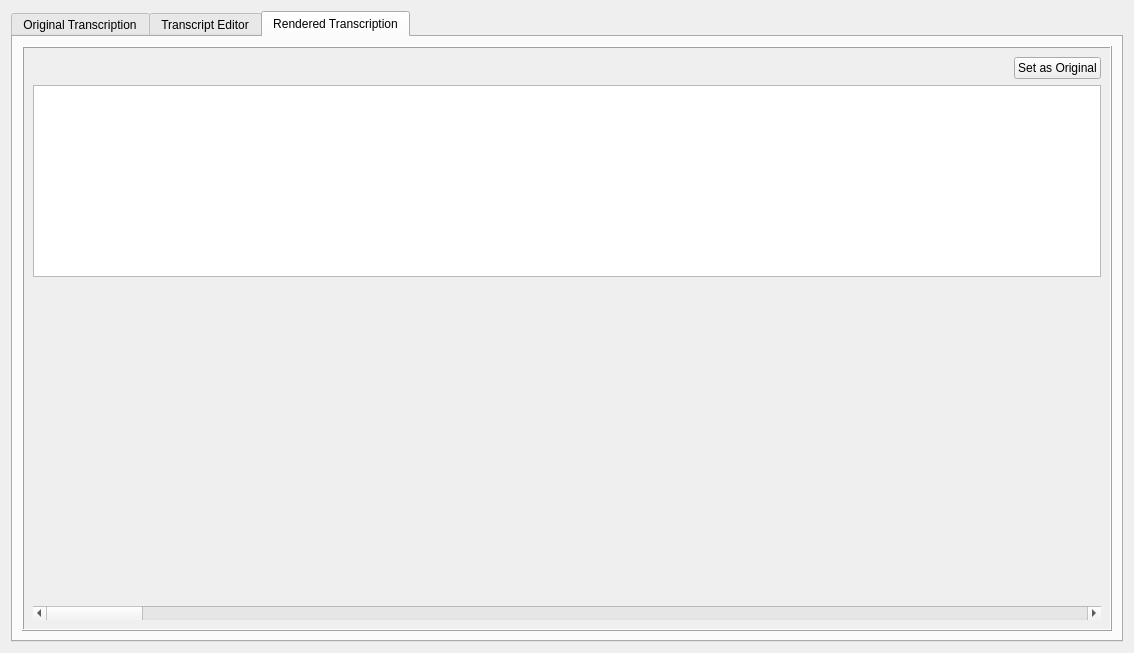
Before: the Qt Designer form UserInterface/GUI.ui in ElliotCouvignou/ECE445, drawn with Qt 5.
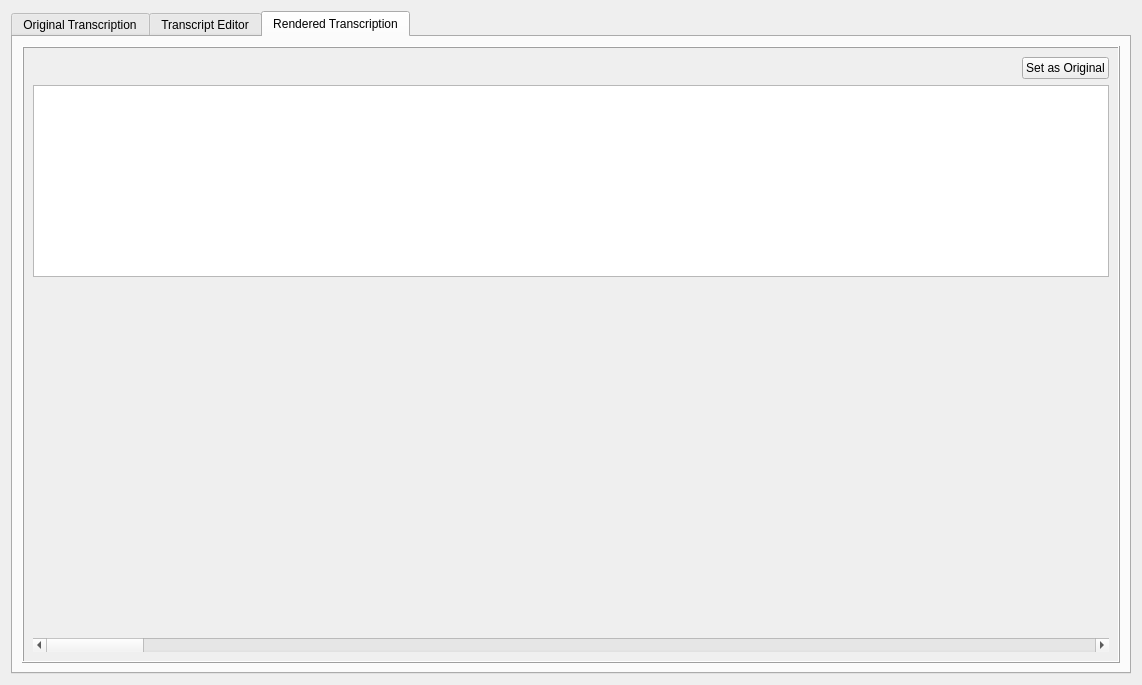
After: the same form once the commit is applied. The open tabs and pages were chosen to show the change.

Diff of the .ui file:
```diff
--- a/UserInterface/GUI.ui
+++ b/UserInterface/GUI.ui
@@ -6,8 +6,8 @@
    <rect>
     <x>0</x>
     <y>0</y>
-    <width>1134</width>
-    <height>653</height>
+    <width>1142</width>
+    <height>685</height>
    </rect>
   </property>
   <property name="sizePolicy">
```
Left out of the diff: 5 changed lines with no effect on the pictures.
